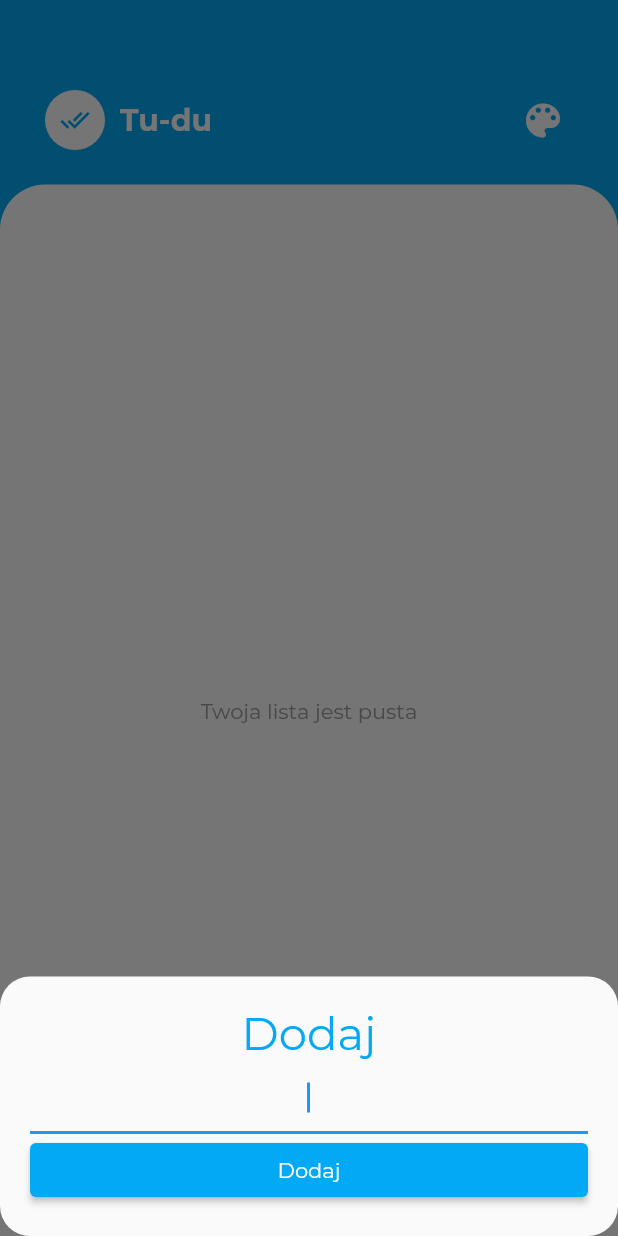
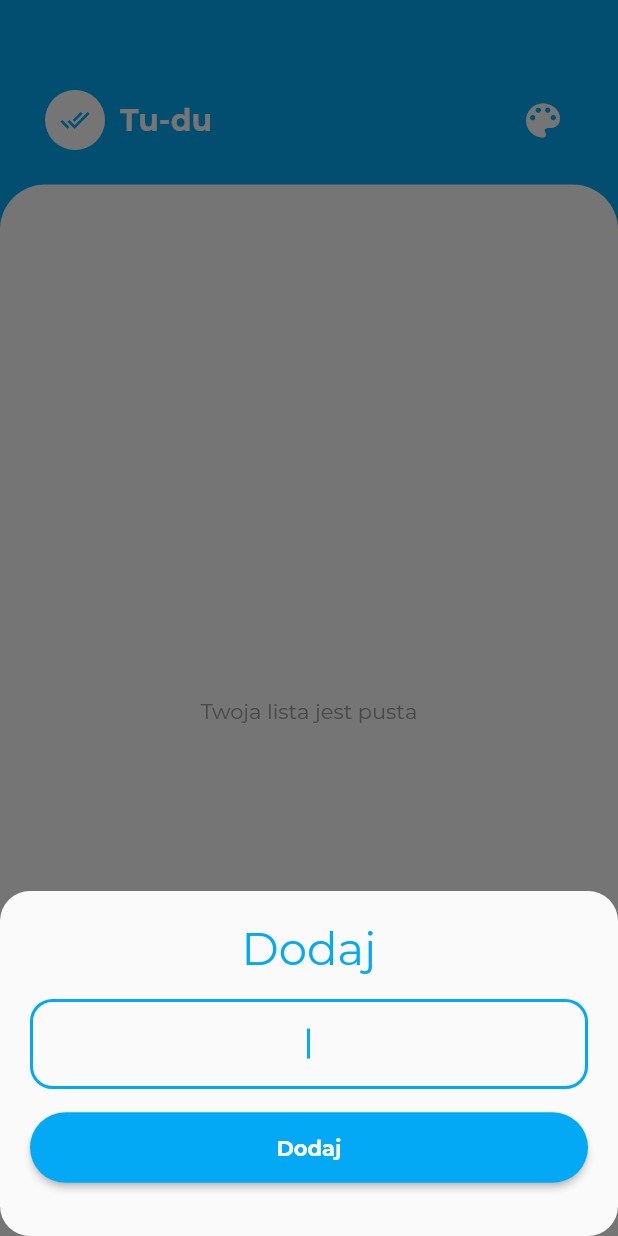
Before and after one commit to michalsmolarek/todo, a Flutter app: the screen it shows after launch, after a tap on the "add" icon, on a phone screen of 412 x 824 dp. Run offline on Flutter 3.47's test engine with Material 2 defaults, Android fonts, the phone set to English and light mode, and no system bars; our stand-ins replace flutter_colorpicker, flutter_slidable, fluttertoast, hive, hive_flutter; accounts and stored records are empty; project files that could hold a hidden picture were left out.

Commit message:
visual changes

```diff
--- a/lib/screens/add_task_screen.dart
+++ b/lib/screens/add_task_screen.dart
@@ -15,6 +15,7 @@
     TextEditingController controller = TextEditingController();
     if (!isAdding) controller.text = task.name!;
     String? newTaskTitle;
+    if (!isAdding) newTaskTitle = task.name!;
     return Container(
       padding: const EdgeInsets.all(20.0),
       child: Column(
@@ -28,9 +29,12 @@
               color: Theme.of(context).primaryColor,
             ),
           ),
-          TextFormField(
+          const SizedBox(
+            height: 15,
+          ),
+          TextField(
             controller: controller,
-            onSaved: (v) {
+            onSubmitted: (v) {
               if (isAdding) {
                 if (newTaskTitle!.isNotEmpty) {
                   Provider.of<TaskData>(context, listen: false).addTask(Task(
@@ -49,18 +53,32 @@
             textInputAction: TextInputAction.done,
             autofocus: true,
             textAlign: TextAlign.center,
+            cursorColor: Theme.of(context).primaryColor,
+            decoration: InputDecoration(
+              focusedBorder: OutlineInputBorder(
+                borderRadius: BorderRadius.circular(15),
+                borderSide:
+                    BorderSide(width: 2, color: Theme.of(context).primaryColor),
+              ),
+            ),
             onChanged: (newText) {
               newTaskTitle = newText;
             },
           ),
+          const SizedBox(
+            height: 15,
+          ),
           ElevatedButton(
             style: ElevatedButton.styleFrom(
+                padding: const EdgeInsets.all(15),
+                shape: RoundedRectangleBorder(
+                  borderRadius: BorderRadius.circular(40.0),
+                ),
                 primary: Theme.of(context).primaryColor),
             child: Text(
               isAdding ? 'Dodaj' : 'Aktualizuj',
               style: const TextStyle(
-                color: Colors.white,
-              ),
+                  color: Colors.white, fontWeight: FontWeight.bold),
             ),
             onPressed: () {
               if (isAdding) {
@@ -79,6 +97,9 @@
               Navigator.pop(context);
             },
           ),
+          const SizedBox(
+            height: 15,
+          ),
         ],
       ),
     );
--- a/lib/widgets/color_picker.dart
+++ b/lib/widgets/color_picker.dart
@@ -51,7 +51,7 @@
                     Colors.redAccent,
                     Colors.purple[900]!,
                     Colors.lightGreen,
-                    Colors.grey[800]!,
+                    Colors.grey[600]!,
                     Colors.deepPurple[200]!,
                     Colors.blue[100]!,
                     Colors.teal,
```
